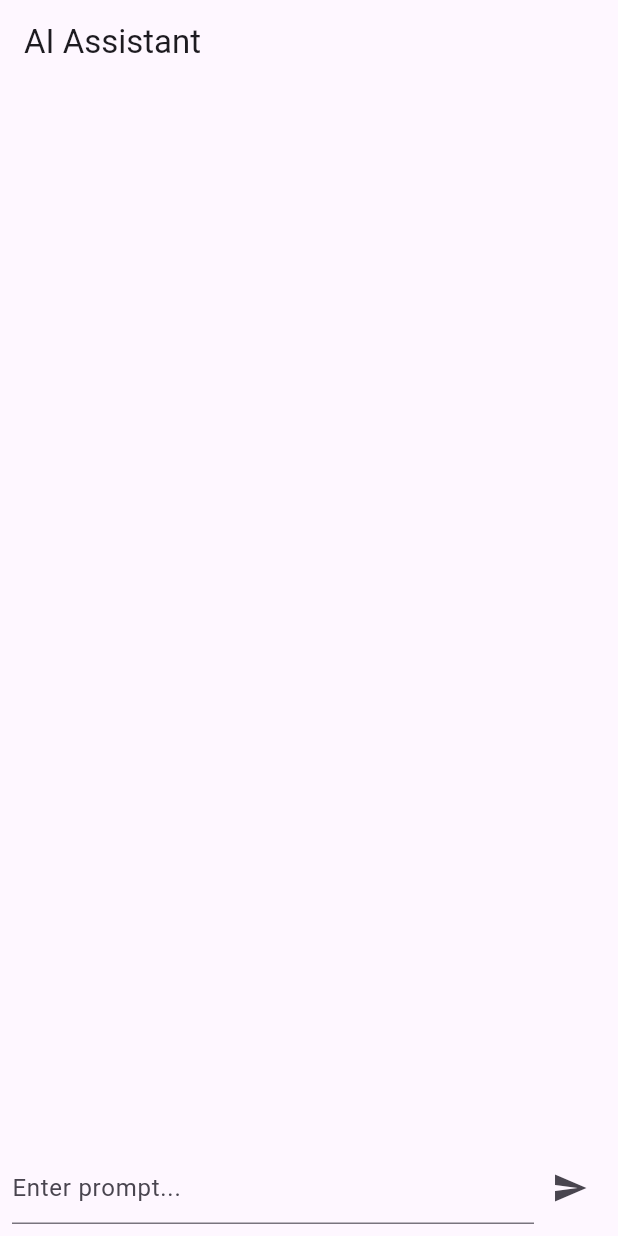
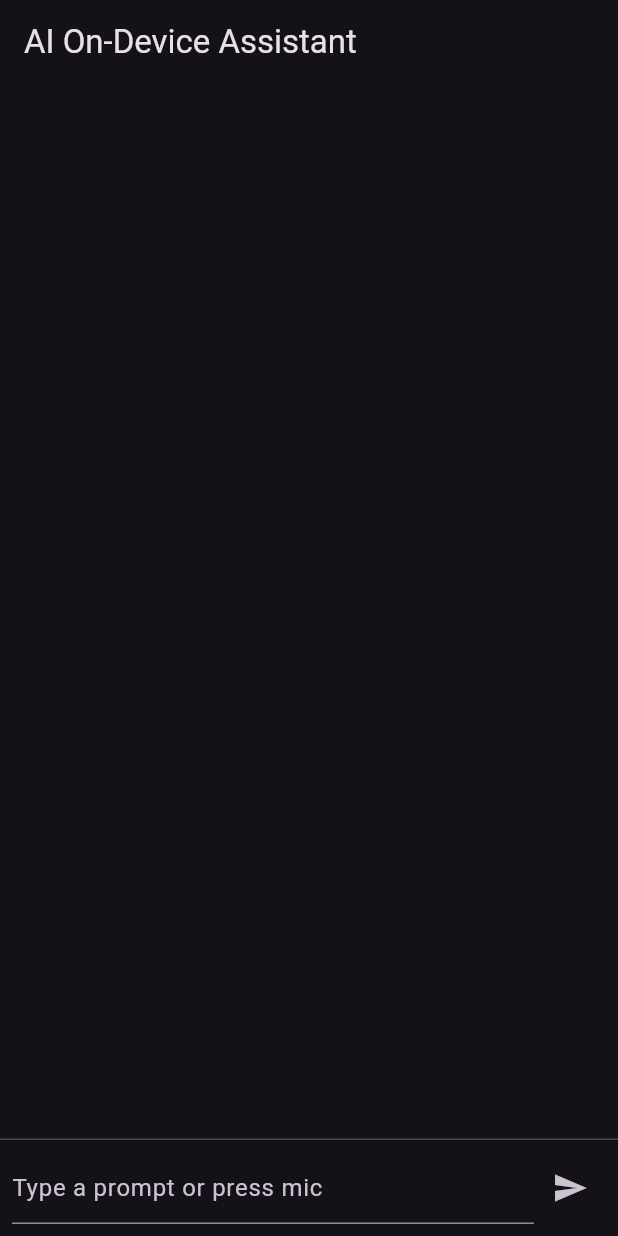
Before and after one commit to DuruObi/Ai-Mobile-On-Device-Assistant, a Flutter app: the screen it shows after launch, after a tap on the "send" icon, on a phone screen of 412 x 824 dp. Run offline on Flutter 3.47's test engine with Material 3 defaults, Android fonts, the phone set to English and light mode, and no system bars.

Commit message:
Refactor AiAssistantApp and update imports
Refactor AiAssistantApp to use const constructor and update the main widget structure.

```diff
--- a/app_flutter/lib/main.dart
+++ b/app_flutter/lib/main.dart
@@ -1,81 +1,24 @@
 import 'package:flutter/material.dart';
-import 'ai_inference.dart';
+import 'screens/chat_screen.dart';
 
 void main() {
-  runApp(AiAssistantApp());
+  runApp(const AiAssistantApp());
 }
 
 class AiAssistantApp extends StatelessWidget {
+  const AiAssistantApp({super.key});
+
   @override
   Widget build(BuildContext context) {
     return MaterialApp(
-      title: "AI On-Device Assistant",
-      home: ChatScreen(),
+      title: 'AI On-Device Assistant',
+      debugShowCheckedModeBanner: false,
+      theme: ThemeData(
+        brightness: Brightness.dark,
+        primarySwatch: Colors.deepPurple,
+        useMaterial3: true,
+      ),
+      home: const ChatScreen(),
     );
   }
 }
-
-class ChatScreen extends StatefulWidget {
-  @override
-  State<ChatScreen> createState() => _ChatScreenState();
-}
-
-class _ChatScreenState extends State<ChatScreen> {
-  final TextEditingController _controller = TextEditingController();
-  List<Map<String, String>> messages = [];
-
-  void sendPrompt() async {
-    String prompt = _controller.text.trim();
-    if (prompt.isEmpty) return;
-
-    setState(() {
-      messages.add({'role': 'user', 'text': prompt});
-      _controller.clear();
-    });
-
-    String response = await AIInference.runModel(prompt);
-    setState(() {
-      messages.add({'role': 'ai', 'text': response});
-    });
-  }
-
-  @override
-  Widget build(BuildContext context) {
-    return Scaffold(
-      appBar: AppBar(title: Text("AI Assistant")),
-      body: Column(
-        children: [
-          Expanded(
-            child: ListView.builder(
-              itemCount: messages.length,
-              itemBuilder: (context, index) {
-                final msg = messages[index];
-                return ListTile(
-                  title: Text(msg['text']!),
-                  subtitle: Text(msg['role']!),
-                );
-              },
-            ),
-          ),
-          Padding(
-            padding: const EdgeInsets.all(8.0),
-            child: Row(
-              children: [
-                Expanded(
-                  child: TextField(
-                    controller: _controller,
-                    decoration: InputDecoration(hintText: "Enter prompt..."),
-                  ),
-                ),
-                IconButton(
-                  icon: Icon(Icons.send),
-                  onPressed: sendPrompt,
-                )
-              ],
-            ),
-          ),
-        ],
-      ),
-    );
-  }
-}
```
